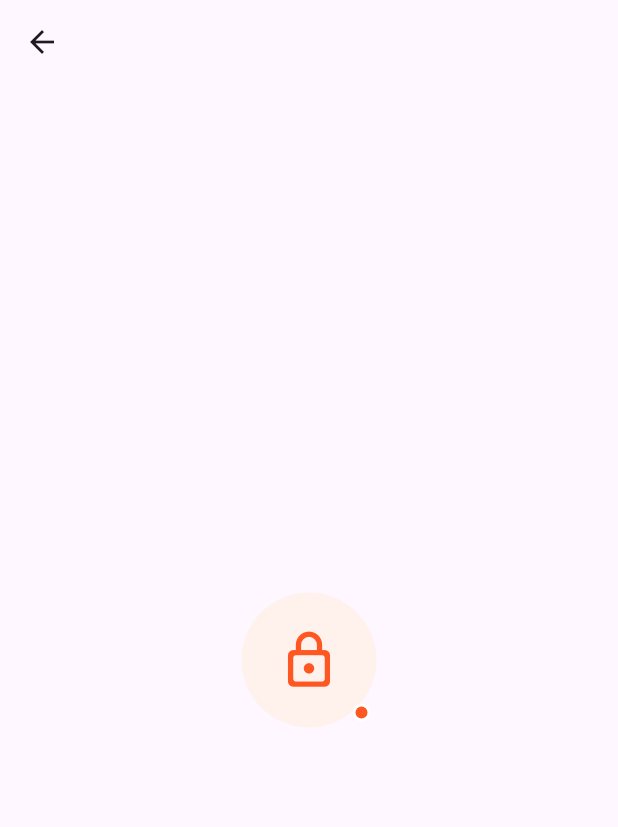
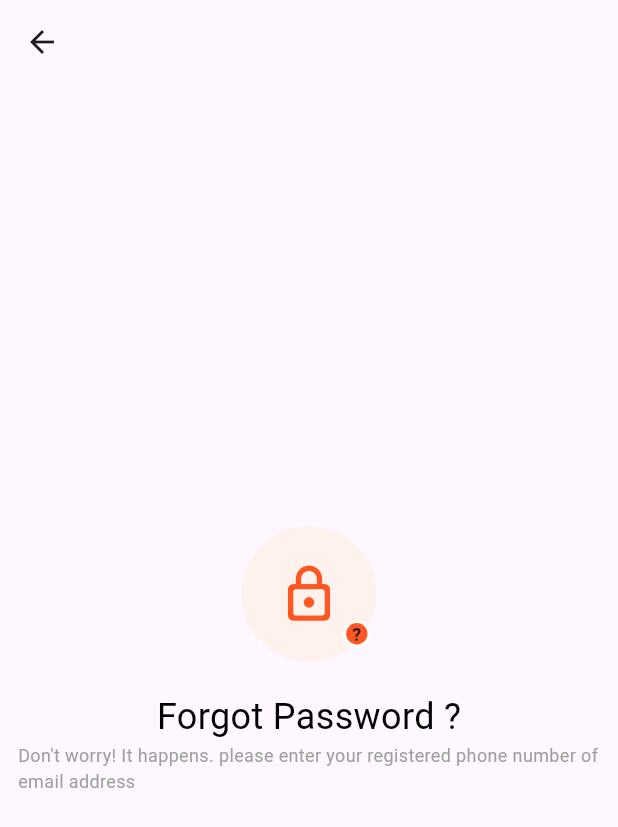
Before and after one commit to mdmehedidesktop-dotcom/navigation-, a Flutter app: the screen it shows after launch, on a phone screen of 412 x 824 dp. Shown: the top 827 px of the screen. Run offline on Flutter 3.47's test engine with Material 3 defaults, Android fonts, the phone set to English and light mode, and no system bars.

Commit message:
Update project

```diff
--- a/lib/Screen/forgot_password.dart
+++ b/lib/Screen/forgot_password.dart
@@ -35,12 +35,18 @@ class _ForgotPasswordState extends State<ForgotPassword> {
                     padding: EdgeInsets.all(4),
                     decoration: BoxDecoration(color: Color(0XFFFF5722),
                       shape: BoxShape.circle,
-                      border: Border.all(color:Colors.white,width: 2)
+                      border: Border.all(color:Colors.white,width: 2),
+
                     ),
+                    child: Text("?",style: TextStyle(fontWeight: FontWeight.bold,fontSize: 12),),
                   ),
                 )
               ],
-            )
+            ),
+            SizedBox(height: 20,),
+            Text("Forgot Password ?",style: TextStyle(fontSize: 24,color: Colors.black),),
+            Text("Don't worry! It happens. please enter your registered phone number of email address",
+            style: TextStyle(fontSize: 12,color: Colors.grey),)
           ],
         ),
       ),)),
```
